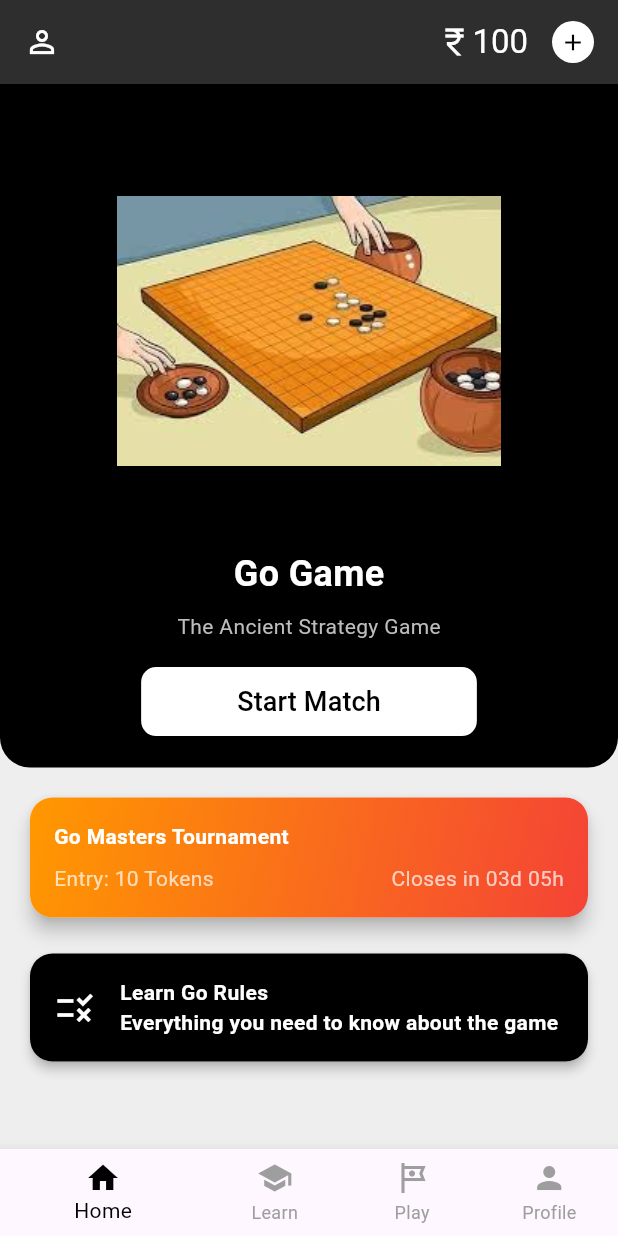
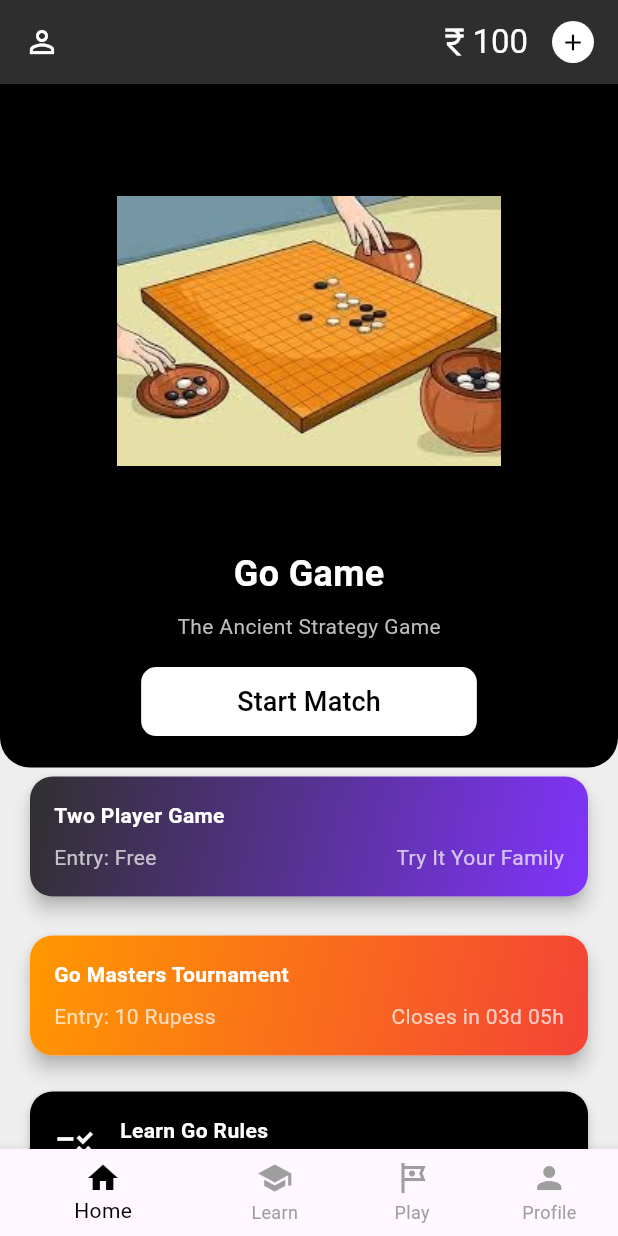
Before and after one commit to hisushanta/playgo, a Flutter app: the screen it shows after launch, on a phone screen of 412 x 824 dp. Run offline on Flutter 3.47's test engine with Material 3 defaults, Android fonts, the phone set to English and light mode, and no system bars.

Commit message:
Now new card added like Two player game option

```diff
--- a/playgo/lib/main.dart
+++ b/playgo/lib/main.dart
@@ -106,7 +106,58 @@ class GoGameHomePage extends StatelessWidget {
                       ],
                     ),
                   ),
-
+                   // Tournament Banner
+                  Padding(
+                    padding: EdgeInsets.symmetric(vertical: 2,horizontal: 16),
+                    child: GestureDetector(
+                      child: Card(
+                      elevation: 5,
+                      shape: RoundedRectangleBorder(
+                        borderRadius: BorderRadius.circular(15),
+                      ),
+                      child: Container(
+                        padding: EdgeInsets.all(16),
+                        decoration: BoxDecoration(
+                          gradient: LinearGradient(
+                            colors: [const Color.fromARGB(255, 48, 48, 47), const Color.fromARGB(255, 129, 52, 252)],
+                            begin: Alignment.topLeft,
+                            end: Alignment.bottomRight,
+                          ),
+                          borderRadius: BorderRadius.circular(15),
+                        ),
+                        child: Column(
+                          crossAxisAlignment: CrossAxisAlignment.start,
+                          children: [
+                            Text(
+                              "Two Player Game",
+                              style: TextStyle(
+                                color: Colors.white,
+                                fontWeight: FontWeight.bold,
+                              ),
+                            ),
+                            SizedBox(height: 8),
+                            Row(
+                              children: [
+                                Text(
+                                  "Entry: Free",
+                                  style: TextStyle(color: Colors.white70),
+                                ),
+                                Spacer(),
+                                Text(
+                                  "Try It Your Family",
+                                  style: TextStyle(color: Colors.white70),
+                                ),
+                              ],
+                            ),
+                          ],
+                        ),
+                      ),
+                    ),
+                    onTap: (){
+                      Navigator.push(context, MaterialPageRoute(builder: (context) => const GoBoard(size: 19)));
+                    },
+                    ),
+                  ),
                   // Tournament Banner
                   Padding(
                     padding: EdgeInsets.all(16),
@@ -139,7 +190,7 @@ class GoGameHomePage extends StatelessWidget {
                             Row(
                               children: [
                                 Text(
-                                  "Entry: 10 Tokens",
+                                  "Entry: 10 Rupess",
                                   style: TextStyle(color: Colors.white70),
                                 ),
                                 Spacer(),
```
